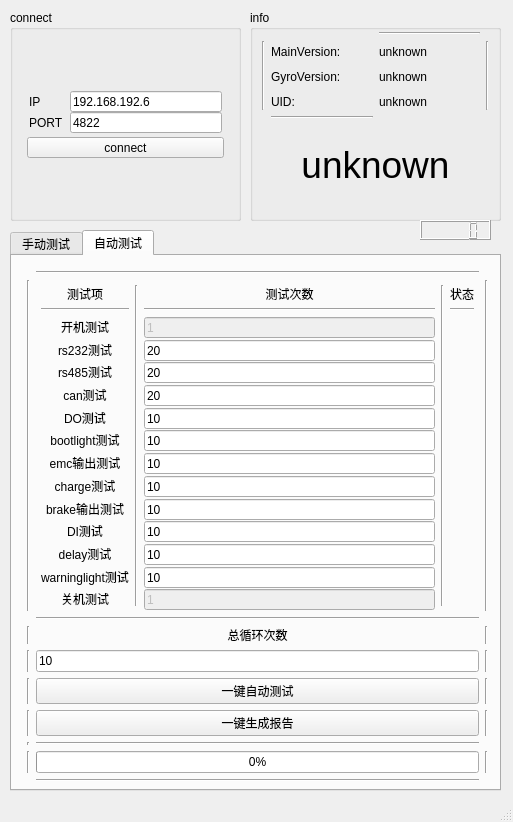
Old version of the form main_window.ui in the repository LitchiCheng/Src_Automatic-Test_Controller.
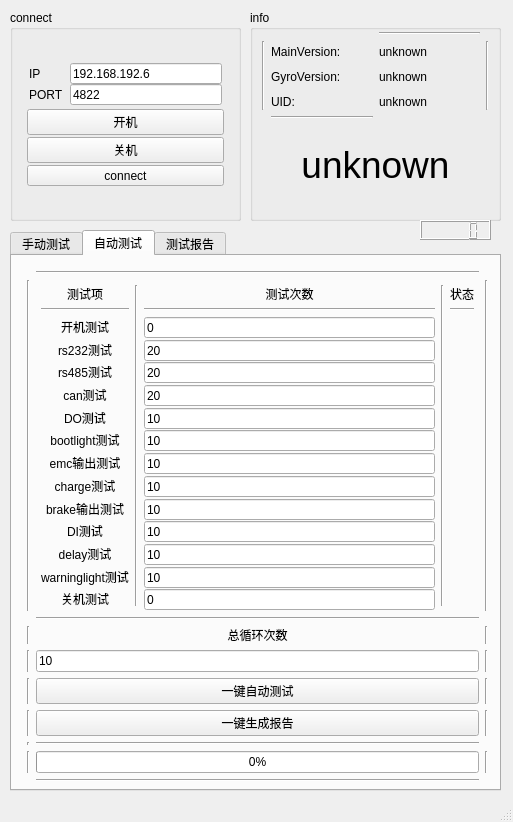
New version of the form. Icons and pictures are not drawn.

Diff of the .ui file:
```diff
--- a/main_window.ui
+++ b/main_window.ui
@@ -30,6 +30,9 @@
   </property>
   <widget class="QWidget" name="centralwidget">
    <widget class="QTabWidget" name="tabWidget">
+    <property name="enabled">
+     <bool>true</bool>
+    </property>
     <property name="geometry">
      <rect>
       <x>10</x>
@@ -90,20 +93,6 @@
          <property name="bottomMargin">
           <number>2</number>
          </property>
-         <item>
-          <widget class="QPushButton" name="manual_test_push_openpc">
-           <property name="text">
-            <string>开机</string>
-           </property>
-          </widget>
-         </item>
-         <item>
-          <widget class="QPushButton" name="manual_test_push_closepc">
-           <property name="text">
-            <string>关机</string>
-           </property>
-          </widget>
-         </item>
          <item>
           <widget class="QPushButton" name="push_reset">
            <property name="text">
@@ -1781,7 +1770,7 @@
            <item row="15" column="0">
             <widget class="QLineEdit" name="atuo_line_text_poweroff">
              <property name="enabled">
-              <bool>false</bool>
+              <bool>true</bool>
              </property>
              <property name="minimumSize">
               <size>
@@ -1796,7 +1785,7 @@
               </size>
              </property>
              <property name="text">
-              <string>1</string>
+              <string>0</string>
              </property>
             </widget>
            </item>
@@ -1904,7 +1893,7 @@
            <item row="2" column="0">
             <widget class="QLineEdit" name="atuo_line_text_poweron">
              <property name="enabled">
-              <bool>false</bool>
+              <bool>true</bool>
              </property>
              <property name="minimumSize">
               <size>
@@ -1919,7 +1908,7 @@
               </size>
              </property>
              <property name="text">
-              <string>1</string>
+              <string>0</string>
              </property>
             </widget>
            </item>
@@ -2056,6 +2045,21 @@
       </property>
      </widget>
     </widget>
+    <widget class="QWidget" name="tab_7">
+     <attribute name="title">
+      <string>测试报告</string>
+     </attribute>
+     <widget class="QTextBrowser" name="textBrowser">
+      <property name="geometry">
+       <rect>
+        <x>10</x>
+        <y>10</y>
+        <width>471</width>
+        <height>521</height>
+       </rect>
+      </property>
+     </widget>
+    </widget>
    </widget>
    <widget class="QGroupBox" name="groupBox">
     <property name="geometry">
@@ -2087,6 +2091,25 @@
        <property name="spacing">
         <number>2</number>
        </property>
+       <item row="3" column="0">
+        <widget class="QPushButton" name="push_connect">
+         <property name="minimumSize">
+          <size>
+           <width>0</width>
+           <height>21</height>
+          </size>
+         </property>
+         <property name="maximumSize">
+          <size>
+           <width>16777215</width>
+           <height>21</height>
+          </size>
+         </property>
+         <property name="text">
+          <string>connect</string>
+         </property>
+        </widget>
+       </item>
        <item row="0" column="0">
         <layout class="QGridLayout" name="gridLayout_10">
          <item row="0" column="0">
@@ -2206,21 +2229,16 @@
         </layout>
        </item>
        <item row="1" column="0">
-        <widget class="QPushButton" name="push_connect">
-         <property name="minimumSize">
-          <size>
-           <width>0</width>
-           <height>21</height>
-          </size>
+        <widget class="QPushButton" name="manual_test_push_openpc">
+         <property name="text">
+          <string>开机</string>
          </property>
-         <property name="maximumSize">
-          <size>
-           <width>16777215</width>
-           <height>21</height>
-          </size>
-         </property>
+        </widget>
+       </item>
+       <item row="2" column="0">
+        <widget class="QPushButton" name="manual_test_push_closepc">
          <property name="text">
-          <string>connect</string>
+          <string>关机</string>
          </property>
         </widget>
        </item>
```
Left out of the diff: 60 changed lines with no effect on the pictures.
